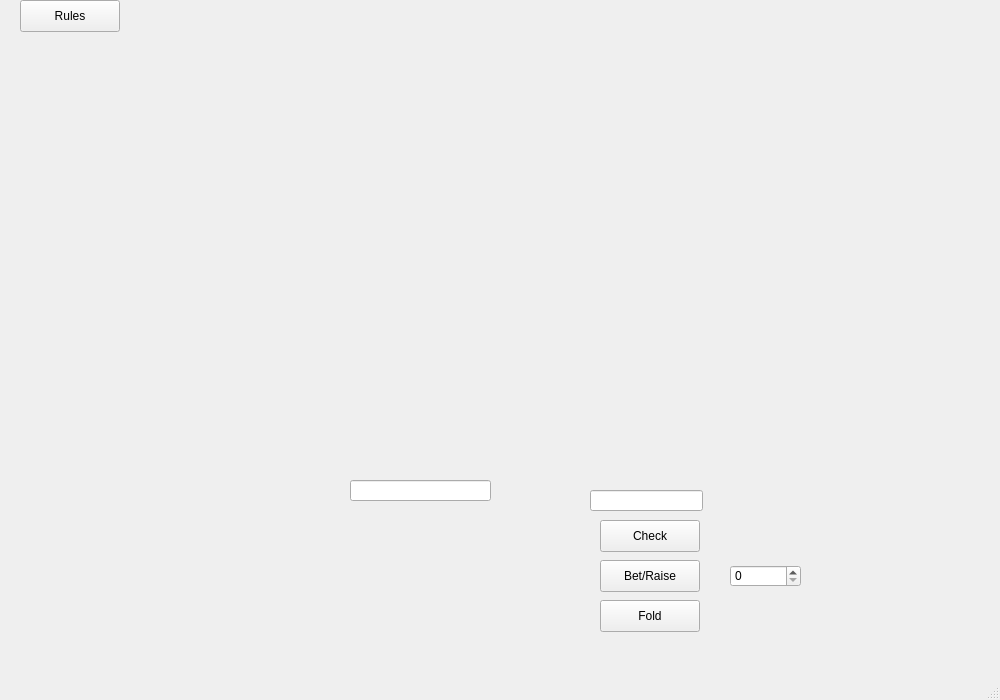
Old version of the form Poker/Visuals/Gamewindow/gamewindow.ui in the repository Cenzito/Poker.
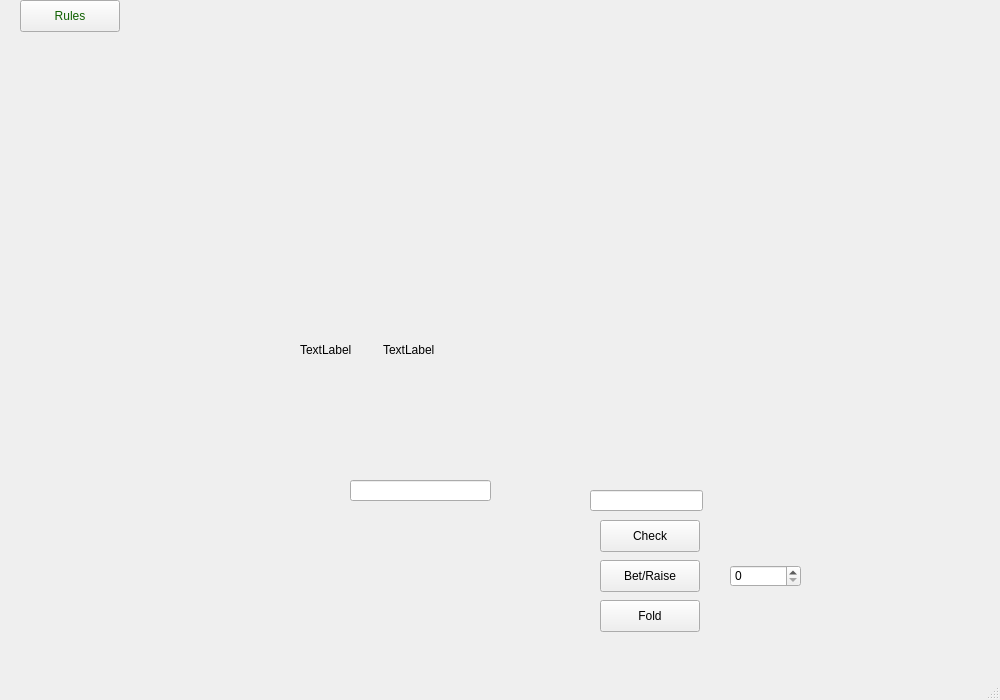
New version of the form. Icons and pictures are not drawn.

The edit to the form file:
```diff
--- a/Poker/Visuals/Gamewindow/gamewindow.ui
+++ b/Poker/Visuals/Gamewindow/gamewindow.ui
@@ -51,6 +51,10 @@
       <height>32</height>
      </rect>
     </property>
+    <property name="styleSheet">
+     <string notr="true">background: none;
+color: rgb(15, 96, 0);</string>
+    </property>
     <property name="text">
      <string>Rules</string>
     </property>
@@ -164,6 +168,38 @@
      <bool>true</bool>
     </property>
    </widget>
+   <widget class="QWidget" name="horizontalLayoutWidget">
+    <property name="geometry">
+     <rect>
+      <x>300</x>
+      <y>310</y>
+      <width>160</width>
+      <height>80</height>
+     </rect>
+    </property>
+    <layout class="QHBoxLayout" name="horizontalLayout">
+     <item>
+      <widget class="QLabel" name="label">
+       <property name="styleSheet">
+        <string notr="true">background: none;</string>
+       </property>
+       <property name="text">
+        <string>TextLabel</string>
+       </property>
+      </widget>
+     </item>
+     <item>
+      <widget class="QLabel" name="label_2">
+       <property name="styleSheet">
+        <string notr="true">background: none;</string>
+       </property>
+       <property name="text">
+        <string>TextLabel</string>
+       </property>
+      </widget>
+     </item>
+    </layout>
+   </widget>
   </widget>
   <widget class="QMenuBar" name="menubar">
    <property name="geometry">
```
Left out of the diff: 5 changed lines with no effect on the pictures.
